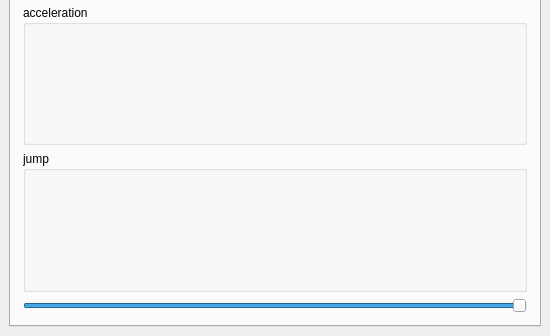
This is core/main.ui in 40323230/camCal as Qt 5 draws it before an edit; both pictures show x 0 to 550 and y 336 to 672 of the 550 by 672 pixel window. The edited form follows.
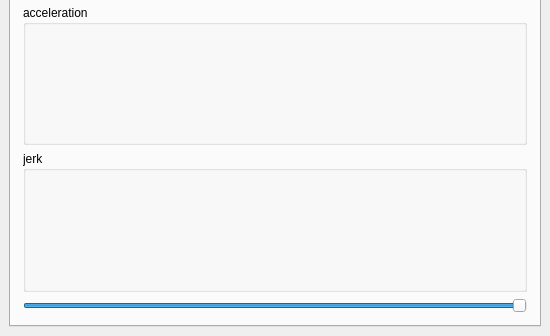
This is the edited form.

Diff of the .ui file:
```diff
--- a/core/main.ui
+++ b/core/main.ui
@@ -84,7 +84,7 @@
           <item>
            <widget class="QGroupBox" name="groupBox_12">
             <property name="title">
-             <string>jump</string>
+             <string>jerk</string>
             </property>
             <layout class="QVBoxLayout" name="verticalLayout_18">
              <item>
```
Left out of the diff: 2 changed lines with no effect on the pictures.
